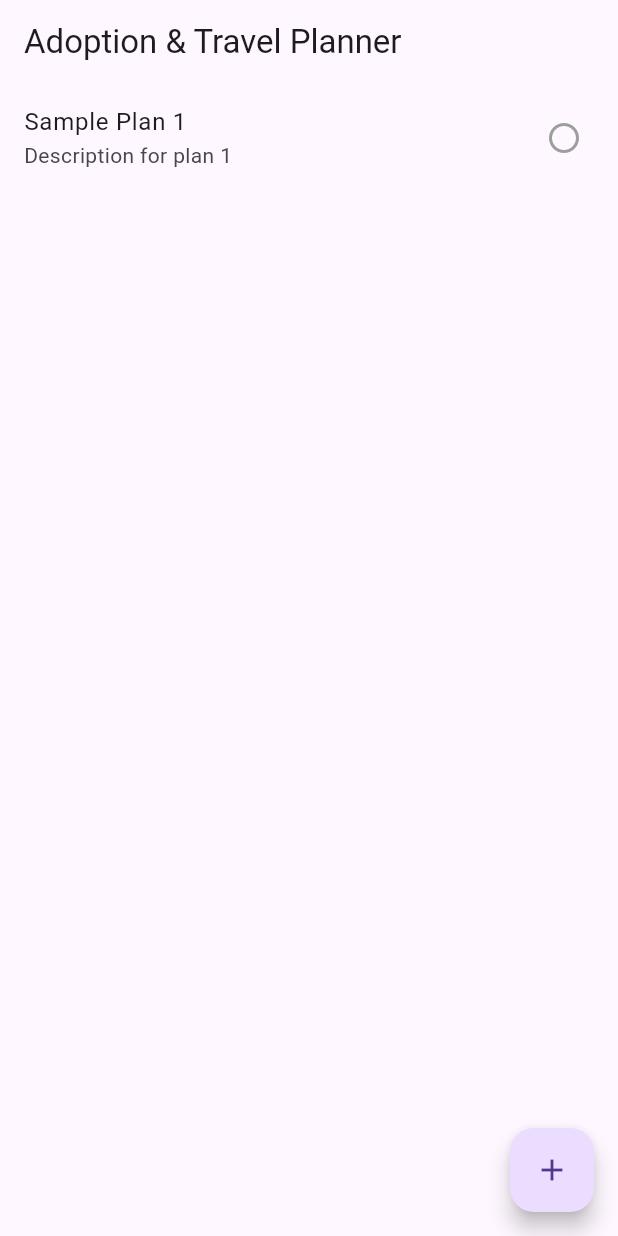
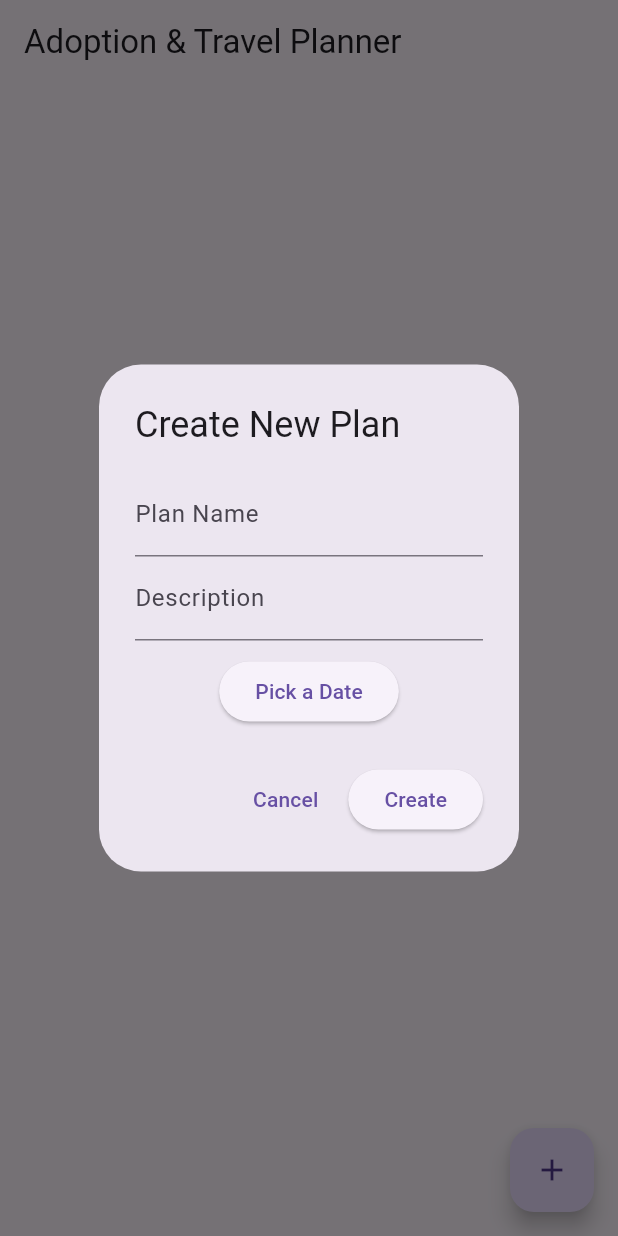
Before and after one commit to Gregory-Vaughan/cw4, a Flutter app: the screen it shows after launch, after a tap on the "add" icon, on a phone screen of 412 x 824 dp. Run offline on Flutter 3.47's test engine with Material 3 defaults, Android fonts, the phone set to English and light mode, and no system bars.

Commit message:
4th commit, added ability to make new plan, update plan name and description, and delete plan.

```diff
--- a/lib/main.dart
+++ b/lib/main.dart
@@ -53,30 +53,133 @@ class _PlanManagerScreenState extends State<PlanManagerScreen> {
               itemCount: plans.length,
               itemBuilder: (context, index) {
                 final plan = plans[index];
-                return ListTile(
-                  title: Text(plan.name),
-                  subtitle: Text(plan.description),
-                  trailing: Icon(
-                    plan.isCompleted ? Icons.check_circle : Icons.radio_button_unchecked,
-                    color: plan.isCompleted ? Colors.green : Colors.grey,
+
+                return GestureDetector(
+                  onDoubleTap: () => _deletePlan(index),
+                  child: ListTile(
+                    title: Text(plan.name),
+                    subtitle: Text(plan.description),
+                    trailing: Icon(
+                      plan.isCompleted ? Icons.check_circle : Icons.radio_button_unchecked,
+                      color: plan.isCompleted ? Colors.green : Colors.grey,
+                    ),
+                    onLongPress: () => _editPlan(index),
                   ),
                 );
               },
             ),
       floatingActionButton: FloatingActionButton(
-        onPressed: _createSamplePlan,
+        onPressed: _showCreatePlanDialog,
         child: const Icon(Icons.add),
       ),
     );
   }
 
-  void _createSamplePlan() {
+
+  void _showCreatePlanDialog() {
+    String name = '';
+    String description = '';
+    DateTime selectedDate = DateTime.now();
+
+    showDialog(
+      context: context,
+      builder: (context) {
+        return AlertDialog(
+          title: const Text('Create New Plan'),
+          content: Column(
+            mainAxisSize: MainAxisSize.min,
+            children: [
+              TextField(
+                decoration: const InputDecoration(labelText: 'Plan Name'),
+                onChanged: (value) => name = value,
+              ),
+              TextField(
+                decoration: const InputDecoration(labelText: 'Description'),
+                onChanged: (value) => description = value,
+              ),
+              const SizedBox(height: 10),
+              ElevatedButton(
+                onPressed: () async {
+                  DateTime? pickedDate = await showDatePicker(
+                    context: context,
+                    initialDate: DateTime.now(),
+                    firstDate: DateTime.now(),
+                    lastDate: DateTime(2100),
+                  );
+                  if (pickedDate != null) {
+                    selectedDate = pickedDate;
+                  }
+                },
+                child: const Text('Pick a Date'),
+              ),
+            ],
+          ),
+          actions: [
+            TextButton(onPressed: () => Navigator.pop(context), child: const Text('Cancel')),
+            ElevatedButton(
+              onPressed: () {
+                if (name.isNotEmpty && description.isNotEmpty) {
+                  setState(() {
+                    plans.add(Plan(name: name, description: description, date: selectedDate));
+                  });
+                  Navigator.pop(context);
+                }
+              },
+              child: const Text('Create'),
+            ),
+          ],
+        );
+      },
+    );
+  }
+
+
+  void _editPlan(int index) {
+    String updatedName = plans[index].name;
+    String updatedDescription = plans[index].description;
+
+    showDialog(
+      context: context,
+      builder: (context) {
+        return AlertDialog(
+          title: const Text('Edit Plan'),
+          content: Column(
+            mainAxisSize: MainAxisSize.min,
+            children: [
+              TextField(
+                controller: TextEditingController(text: updatedName),
+                decoration: const InputDecoration(labelText: 'Plan Name'),
+                onChanged: (value) => updatedName = value,
+              ),
+              TextField(
+                controller: TextEditingController(text: updatedDescription),
+                decoration: const InputDecoration(labelText: 'Description'),
+                onChanged: (value) => updatedDescription = value,
+              ),
+            ],
+          ),
+          actions: [
+            TextButton(onPressed: () => Navigator.pop(context), child: const Text('Cancel')),
+            ElevatedButton(
+              onPressed: () {
+                setState(() {
+                  plans[index].name = updatedName;
+                  plans[index].description = updatedDescription;
+                });
+                Navigator.pop(context);
+              },
+              child: const Text('Save'),
+            ),
+          ],
+        );
+      },
+    );
+  }
+
+
+  void _deletePlan(int index) {
     setState(() {
-      plans.add(Plan(
-        name: 'Sample Plan ${plans.length + 1}',
-        description: 'Description for plan ${plans.length + 1}',
-        date: DateTime.now(),
-      ));
+      plans.removeAt(index);
     });
   }
 }
```
